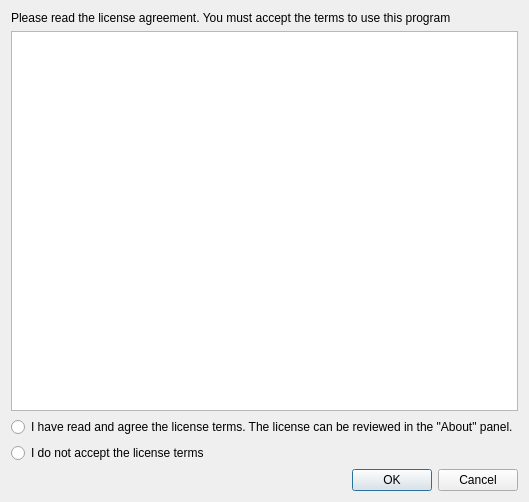
Above: src/licensedialog.ui from lbellonda/qxmledit before the change. Below: the same form after it.
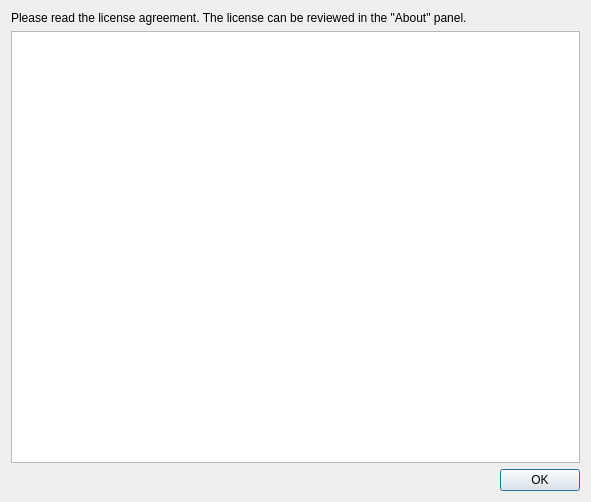
That is the form after the change. Icons and pictures are not drawn.

Commit message: issue#83 license dialog no more asking questions

Diff of the .ui file:
```diff
--- a/src/licensedialog.ui
+++ b/src/licensedialog.ui
@@ -6,7 +6,7 @@
    <rect>
     <x>0</x>
     <y>0</y>
-    <width>517</width>
+    <width>591</width>
     <height>502</height>
    </rect>
   </property>
@@ -21,38 +21,20 @@
    <item>
     <widget class="QLabel" name="label">
      <property name="text">
-      <string>Please read the license agreement. You must accept the terms to use this program</string>
+      <string>Please read the license agreement. The license can be reviewed in the &quot;About&quot; panel.</string>
      </property>
     </widget>
    </item>
    <item>
     <widget class="QTextBrowser" name="textBrowser"/>
    </item>
-   <item>
-    <layout class="QVBoxLayout" name="verticalLayout">
-     <item>
-      <widget class="QRadioButton" name="radioYes">
-       <property name="text">
-        <string>I have read and agree the license terms. The license can be reviewed in the &quot;About&quot; panel.</string>
-       </property>
-      </widget>
-     </item>
-     <item>
-      <widget class="QRadioButton" name="radioNo">
-       <property name="text">
-        <string>I do not accept the license terms</string>
-       </property>
-      </widget>
-     </item>
-    </layout>
-   </item>
    <item>
     <widget class="QDialogButtonBox" name="buttonBox">
      <property name="orientation">
       <enum>Qt::Horizontal</enum>
      </property>
      <property name="standardButtons">
-      <set>QDialogButtonBox::Cancel|QDialogButtonBox::Ok</set>
+      <set>QDialogButtonBox::Ok</set>
      </property>
     </widget>
    </item>
```
Left out of the diff: 1 changed line with no effect on the pictures. The commit also changes 3 other files.
